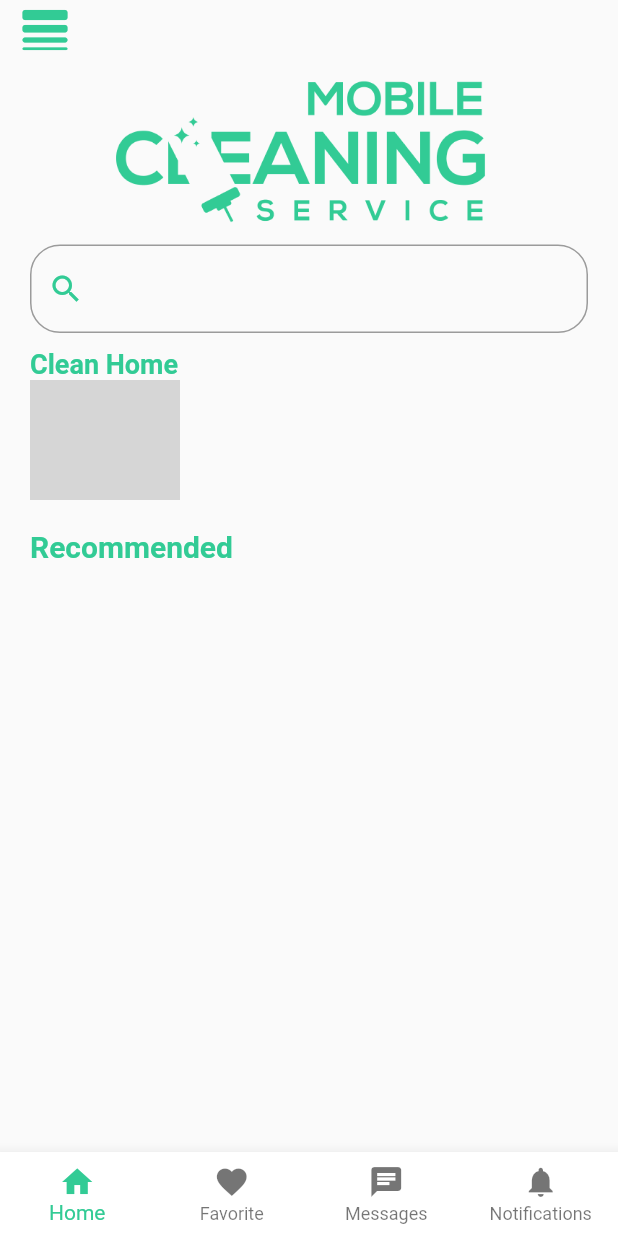
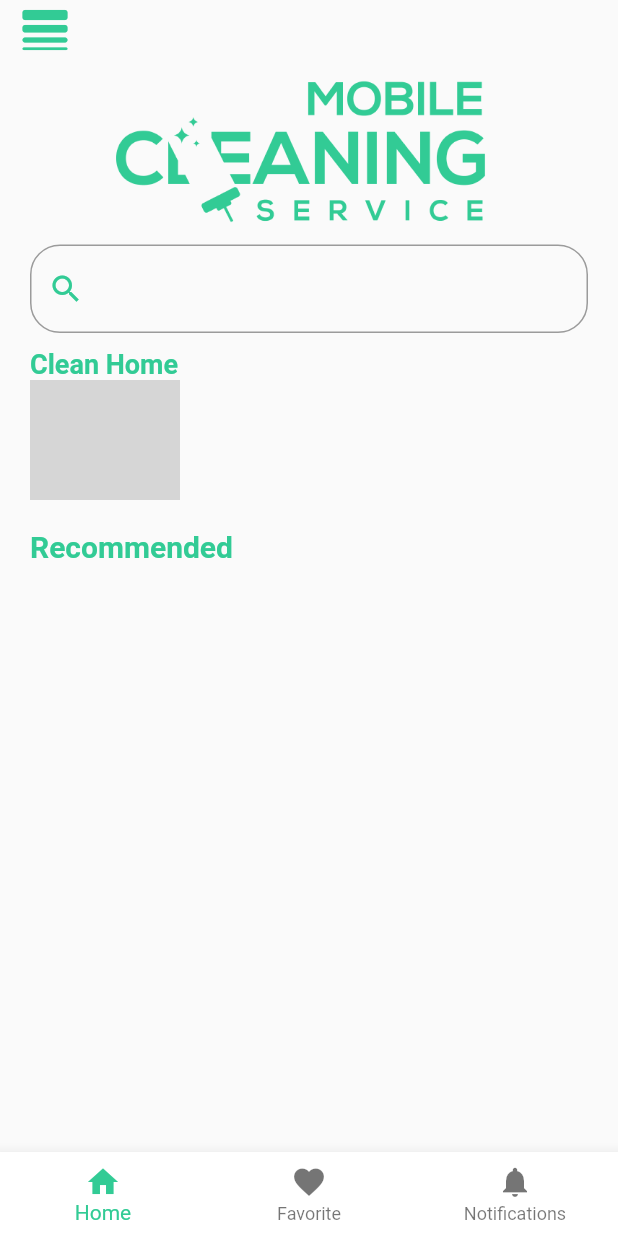
Before and after one commit to Shafaqulhamim/mobile_cleaning_service, a Flutter app: the CustomerDash screen opened directly with empty values, on a phone screen of 412 x 824 dp. Run offline on Flutter 3.47's test engine with Material 2 defaults, Android fonts, the phone set to English and light mode, and no system bars; our stand-ins replace bloc, cloud_firestore, dartz, date_time_picker, firebase_auth, firebase_core and 7 more; accounts and stored records are empty; network calls fail; grey boxes are pictures that could not be loaded.

Commit message:
Chat icon delete

```diff
--- a/lib/customer_dash.dart
+++ b/lib/customer_dash.dart
@@ -74,11 +74,6 @@ class _CustomerDashState extends State<CustomerDash> {
                 backgroundColor: Colors.white12,
               ),
               BottomNavigationBarItem(
-                icon: Icon(Icons.chat),
-                title: Text('Messages'),
-                backgroundColor: Colors.white12,
-              ),
-              BottomNavigationBarItem(
                 icon: Icon(Icons.notifications),
                 title: Text('Notifications'),
                 backgroundColor: Colors.white12,
@@ -98,7 +93,7 @@ class _CustomerDashState extends State<CustomerDash> {
                   Navigator.push(context,
                       MaterialPageRoute(builder: (context) => Favorite()));
                 }
-                if (_currentIndex == 3) {
+                if (_currentIndex == 2) {
                   BlocProvider.of<ProductBloc>(context)
                     ..add(GetCustomerOrderDataList());
                   Navigator.push(
```
